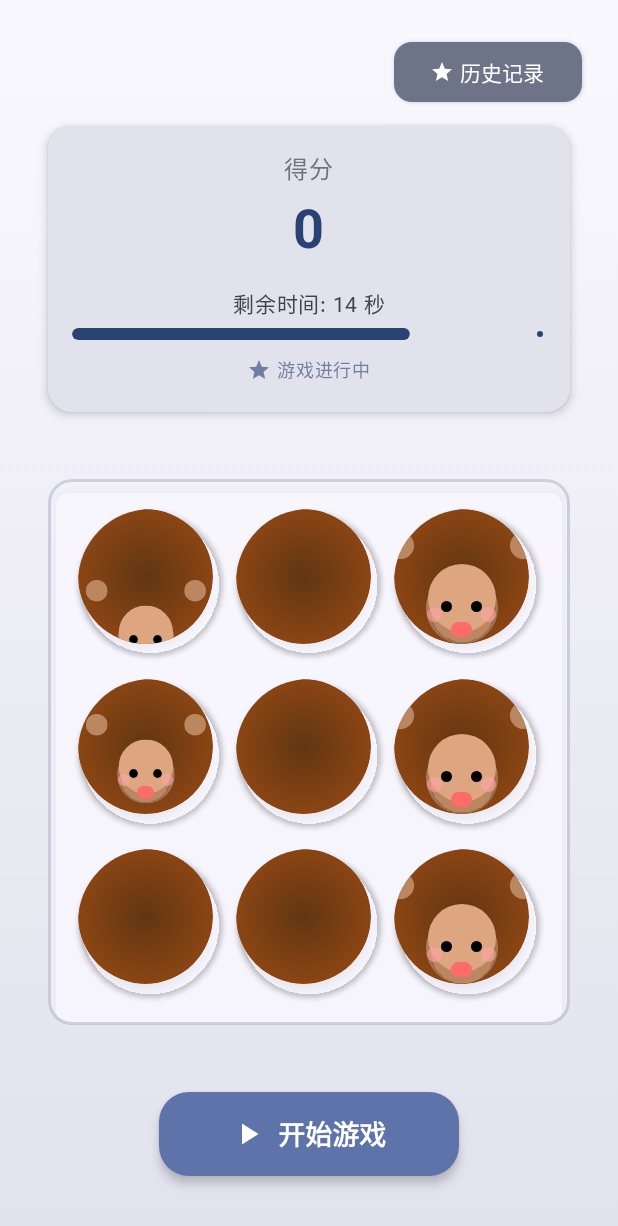
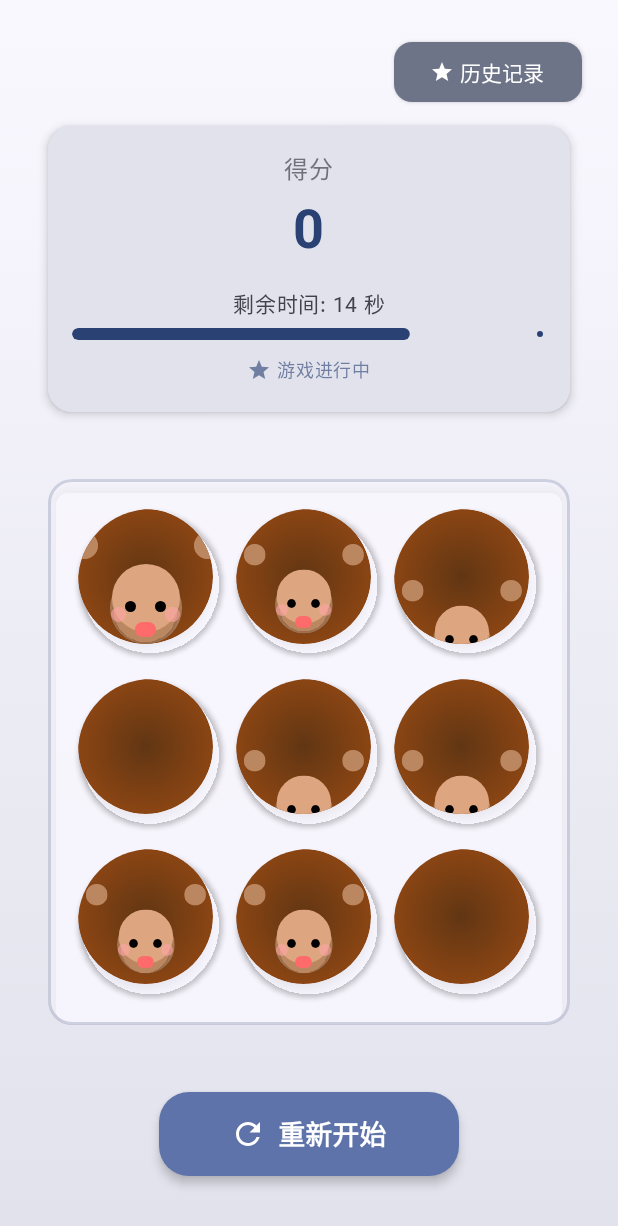
Before and after one commit to JQ2020/WhackAMole, an Android app built with Jetpack Compose: the screen it shows after launch (MainActivity), after a tap on "返回游戏", on a phone screen of 412 x 824 dp. Shown: the top 1226 px of the screen. Run offline under Robolectric (Android 15) with nearby library versions, the phone set to English and light mode, and no system bars; 3 other taps on this screen came first.

Commit message:
- 提交信息：优化游戏偶先bug，地鼠和背景同步出现

```diff
--- a/app/src/main/java/com/example/myapplication/ui/screens/GameScreen.kt
+++ b/app/src/main/java/com/example/myapplication/ui/screens/GameScreen.kt
@@ -284,13 +284,15 @@ private fun GameGrid(
                         val index = row * 3 + col
 
                         // 为每个洞添加动画效果
-                        var currentVisibility by remember(index, molePositions[index]) {
+                        var currentVisibility by remember(index, molePositions[index], isPlaying) {
                             mutableStateOf(false)
                         }
 
-                        LaunchedEffect(index, molePositions[index]) {
+                        LaunchedEffect(index, molePositions[index], isPlaying) {
                             if (isPlaying) {
                                 currentVisibility = molePositions[index]
+                            } else {
+                                currentVisibility = false
                             }
                         }
 
@@ -345,13 +347,13 @@ private fun GameControls(
                 .widthIn(min = 200.dp)
         ) {
             Icon(
-                imageVector = if (score == 0) Icons.Default.PlayArrow else Icons.Default.Refresh,
-                contentDescription = if (score == 0) "开始游戏" else "重新开始",
+                imageVector = if (!isPlaying) Icons.Default.PlayArrow else Icons.Default.Refresh,
+                contentDescription = if (!isPlaying) "开始游戏" else "重新开始",
                 modifier = Modifier.size(24.dp)
             )
             Spacer(modifier = Modifier.width(8.dp))
             Text(
-                text = if (score == 0) "开始游戏" else "重新开始",
+                text = if (!isPlaying) "开始游戏" else "重新开始",
                 fontSize = 18.sp,
                 fontWeight = FontWeight.Bold
             )
```
